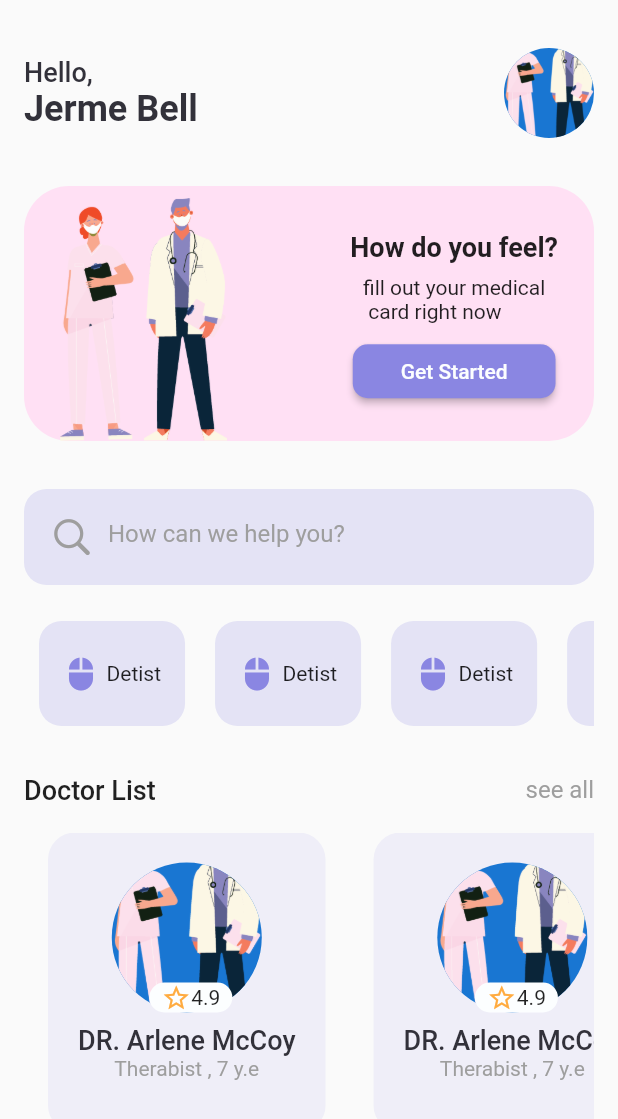
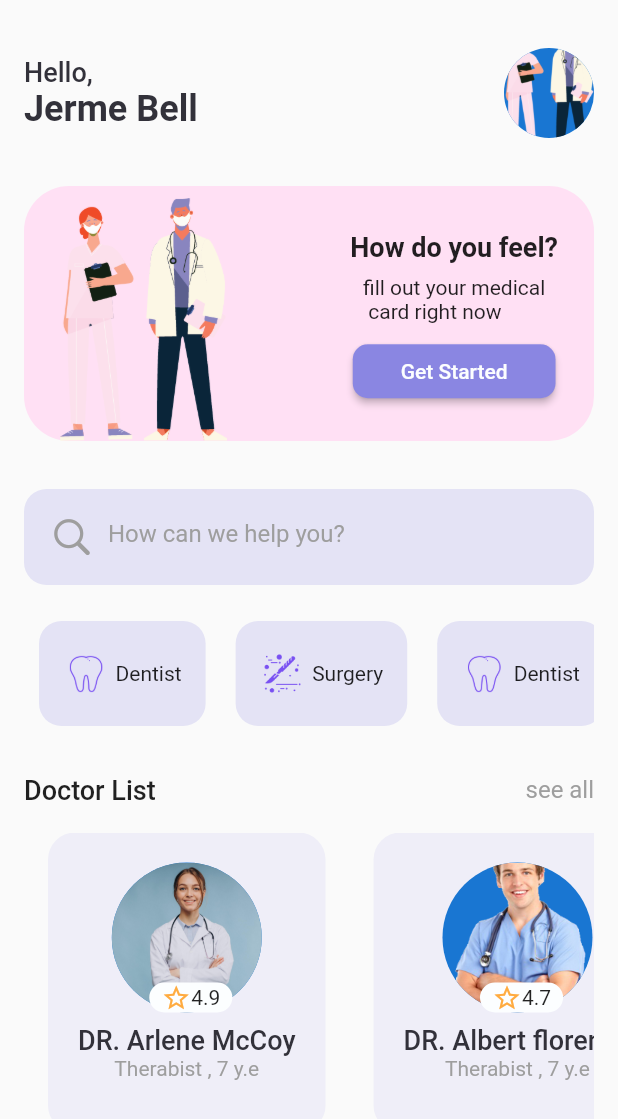
Before and after one commit to devhabibworks/doctor, a Flutter app: the HomeScreen screen opened by its route, on a phone screen of 412 x 824 dp. Shown: the top 1119 px of the screen. Run offline on Flutter 3.47's test engine with Material 2 defaults, Android fonts, the phone set to English and light mode, and no system bars.

Commit message:
final touch

```diff
--- a/lib/home_screen.dart
+++ b/lib/home_screen.dart
@@ -1,7 +1,9 @@
+import 'package:doctor/widgets/categories_list.dart';
 import 'package:doctor/widgets/category.dart';
 import 'package:doctor/widgets/custome_appbar.dart';
 import 'package:doctor/widgets/custome_offer.dart';
 import 'package:doctor/widgets/doctor_card.dart';
+import 'package:doctor/widgets/doctor_list.dart';
 import 'package:doctor/widgets/search_field.dart';
 import 'package:flutter/material.dart';
 import 'package:flutter/services.dart';
@@ -32,18 +34,7 @@ class HomeScreen extends StatelessWidget {
             const SizedBox(height: 24),
 
             ///categories
-            SizedBox(
-              height: 70,
-              child: ListView(
-                scrollDirection: Axis.horizontal,
-                children: const [
-                  Category(),
-                  Category(),
-                  Category(),
-                  Category(),
-                ],
-              ),
-            ),
+            const CategoriesList(),
             const SizedBox(height: 32),
             Row(
               mainAxisAlignment: MainAxisAlignment.spaceBetween,
@@ -61,19 +52,7 @@ class HomeScreen extends StatelessWidget {
             const SizedBox(height: 18),
 
             ///doctor list
-
-            SizedBox(
-              height: 200,
-              child: ListView(
-                scrollDirection: Axis.horizontal,
-                children: const [
-                  DoctorCard(),
-                  DoctorCard(),
-                  DoctorCard(),
-                  DoctorCard(),
-                ],
-              ),
-            ),
+            const DoctorList(),
           ],
         ),
       ),
--- /dev/null
+++ b/lib/widgets/categories_list.dart
@@ -0,0 +1,34 @@
+import 'package:doctor/widgets/category.dart';
+import 'package:flutter/material.dart';
+
+class CategoriesList extends StatelessWidget {
+  const CategoriesList({Key? key}) : super(key: key);
+
+  @override
+  Widget build(BuildContext context) {
+    return SizedBox(
+      height: 70,
+      child: ListView(
+        scrollDirection: Axis.horizontal,
+        children: [
+          Category(
+            name: "Dentist",
+            imagePath: "image/teeth.png",
+          ),
+          Category(
+            name: "Surgery",
+            imagePath: "image/surgery.png",
+          ),
+          Category(
+            name: "Dentist",
+            imagePath: "image/teeth.png",
+          ),
+          Category(
+            name: "Surgery",
+            imagePath: "image/surgery.png",
+          ),
+        ],
+      ),
+    );
+  }
+}
--- a/lib/widgets/category.dart
+++ b/lib/widgets/category.dart
@@ -2,7 +2,10 @@ import 'package:doctor/constant.dart';
 import 'package:flutter/material.dart';
 
 class Category extends StatelessWidget {
-  const Category({Key? key}) : super(key: key);
+  Category({Key? key, required this.imagePath, required this.name})
+      : super(key: key);
+  String imagePath;
+  String name;
 
   @override
   Widget build(BuildContext context) {
@@ -14,14 +17,15 @@ class Category extends StatelessWidget {
           color: purpleColor.withOpacity(0.2)),
       child: Row(
         children: [
-          Icon(
-            Icons.mouse,
-            color: purpleColor,
+          Image.asset(
+            imagePath,
+            height: 30,
+            width: 30,
           ),
           const SizedBox(
             width: 5,
           ),
-          const Text("Detist")
+          Text(name)
         ],
       ),
     );
--- a/lib/widgets/doctor_card.dart
+++ b/lib/widgets/doctor_card.dart
@@ -2,7 +2,17 @@ import 'package:doctor/constant.dart';
 import 'package:flutter/material.dart';
 
 class DoctorCard extends StatelessWidget {
-  const DoctorCard({Key? key}) : super(key: key);
+  DoctorCard(
+      {Key? key,
+      required this.department,
+      required this.imagePath,
+      required this.name,
+      required this.rate})
+      : super(key: key);
+  String imagePath;
+  String name;
+  double rate;
+  String department;
 
   @override
   Widget build(BuildContext context) {
@@ -18,10 +28,10 @@ class DoctorCard extends StatelessWidget {
             children: [
               Container(
                 alignment: Alignment.center,
-                child: const CircleAvatar(
+                child: CircleAvatar(
                   radius: 50,
                   backgroundImage: AssetImage(
-                    "image/image1.png",
+                    imagePath,
                   ),
                 ),
               ),
@@ -33,13 +43,13 @@ class DoctorCard extends StatelessWidget {
                     decoration: BoxDecoration(
                         color: whiteColor,
                         borderRadius: BorderRadius.circular(15)),
-                    child: Row(children: const [
-                      Icon(
+                    child: Row(children: [
+                      const Icon(
                         Icons.star_border_outlined,
                         size: 20,
                         color: Colors.orangeAccent,
                       ),
-                      Text("4.9")
+                      Text("$rate")
                     ])),
               )
             ],
@@ -48,13 +58,13 @@ class DoctorCard extends StatelessWidget {
             height: 8,
           ),
           Text(
-            "DR. Arlene McCoy",
+            name,
             style: TextStyle(
                 color: blackColor, fontSize: 18, fontWeight: FontWeight.w500),
           ),
-          const Text(
-            "Therabist , 7 y.e",
-            style: TextStyle(color: Colors.grey),
+          Text(
+            department,
+            style: const TextStyle(color: Colors.grey),
           )
         ],
       ),
--- /dev/null
+++ b/lib/widgets/doctor_list.dart
@@ -0,0 +1,42 @@
+import 'package:doctor/widgets/doctor_card.dart';
+import 'package:flutter/material.dart';
+
+class DoctorList extends StatelessWidget {
+  const DoctorList({Key? key}) : super(key: key);
+
+  @override
+  Widget build(BuildContext context) {
+    return SizedBox(
+      height: 200,
+      child: ListView(
+        scrollDirection: Axis.horizontal,
+        children: [
+          DoctorCard(
+            name: "DR. Arlene McCoy",
+            department: "Therabist , 7 y.e",
+            rate: 4.9,
+            imagePath: "image/doctor1.jpeg",
+          ),
+          DoctorCard(
+            name: "DR. Albert florence",
+            department: "Therabist , 7 y.e",
+            rate: 4.7,
+            imagePath: "image/doctor2.png",
+          ),
+          DoctorCard(
+            name: "DR. Arlene McCoy",
+            department: "Therabist , 7 y.e",
+            rate: 4.9,
+            imagePath: "image/doctor1.jpeg",
+          ),
+          DoctorCard(
+            name: "DR. Albert florence",
+            department: "Therabist , 7 y.e",
+            rate: 4.7,
+            imagePath: "image/doctor2.png",
+          ),
+        ],
+      ),
+    );
+  }
+}
```
Also changed, not shown: image/doctor1.jpeg (added), image/doctor2.png (added), image/surgery.png (added), image/teeth.png (added).
